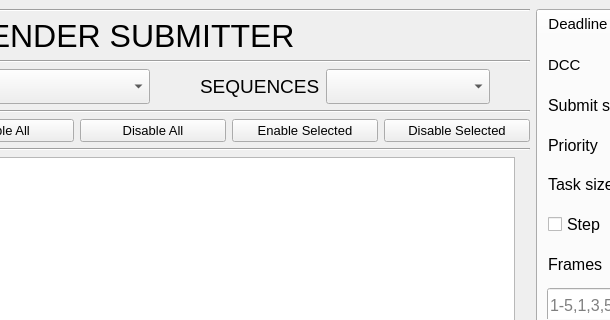
Above: rendersubmit_ui.ui from JonnhyRDG/rendersubmit before the change; both pictures show x 233 to 843 and y 0 to 320 of the 1128 by 1014 pixel window. Below: the same form after it.
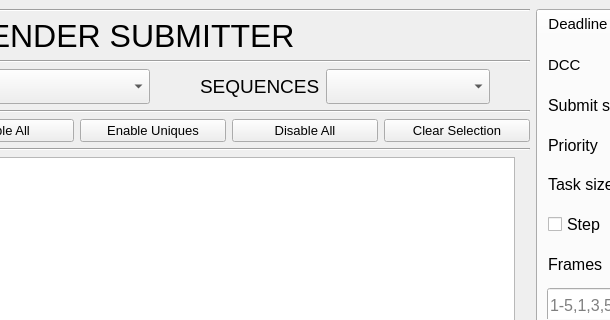
That is the form after the change. Icons and pictures are not drawn.

Commit message: Finished with selections options and exceptions to avoid crash

Patch:
```diff
--- a/rendersubmit_ui.ui
+++ b/rendersubmit_ui.ui
@@ -309,6 +309,19 @@
             </property>
            </widget>
           </item>
+          <item>
+           <widget class="QPushButton" name="enableunique_push">
+            <property name="font">
+             <font>
+              <pointsize>10</pointsize>
+              <kerning>true</kerning>
+             </font>
+            </property>
+            <property name="text">
+             <string>Enable Uniques</string>
+            </property>
+           </widget>
+          </item>
           <item>
            <widget class="QPushButton" name="disableall_push">
             <property name="font">
@@ -326,23 +339,10 @@
             <property name="font">
              <font>
               <pointsize>10</pointsize>
-              <kerning>true</kerning>
              </font>
             </property>
             <property name="text">
-             <string>Enable Selected</string>
-            </property>
-           </widget>
-          </item>
-          <item>
-           <widget class="QPushButton" name="disablesel_push">
-            <property name="font">
-             <font>
-              <pointsize>10</pointsize>
-             </font>
-            </property>
-            <property name="text">
-             <string>Disable Selected</string>
+             <string>Clear Selection</string>
             </property>
            </widget>
           </item>
```
Left out of the diff: 2 changed lines with no effect on the pictures. The commit also changes 3 other files.
